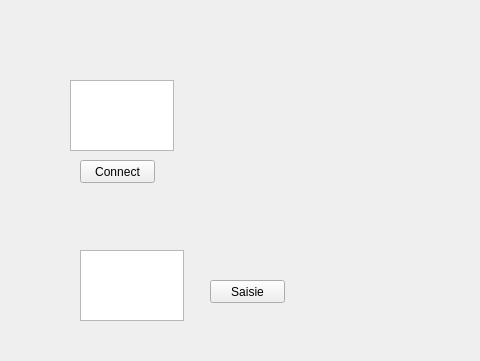
yacinecheikh/Wirelessed, file mafenetre.ui: the form before one commit; both pictures show x 0 to 480 and y 0 to 361 of the 800 by 600 pixel window.
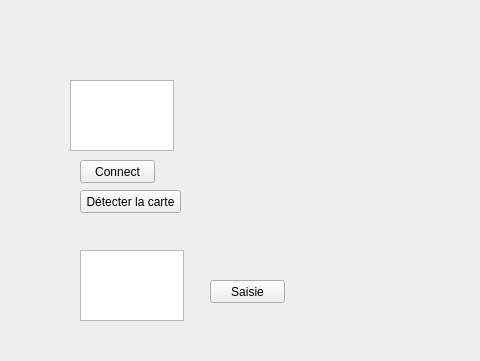
The form after the commit.

Commit message: added card detection button

What changed in the file:
```diff
--- a/mafenetre.ui
+++ b/mafenetre.ui
@@ -265,6 +265,19 @@
     <string/>
    </property>
   </widget>
+  <widget class="QPushButton" name="card_btn">
+   <property name="geometry">
+    <rect>
+     <x>80</x>
+     <y>190</y>
+     <width>101</width>
+     <height>23</height>
+    </rect>
+   </property>
+   <property name="text">
+    <string>Détecter la carte</string>
+   </property>
+  </widget>
  </widget>
  <resources/>
  <connections/>
```
The commit also changes 2 other files.
